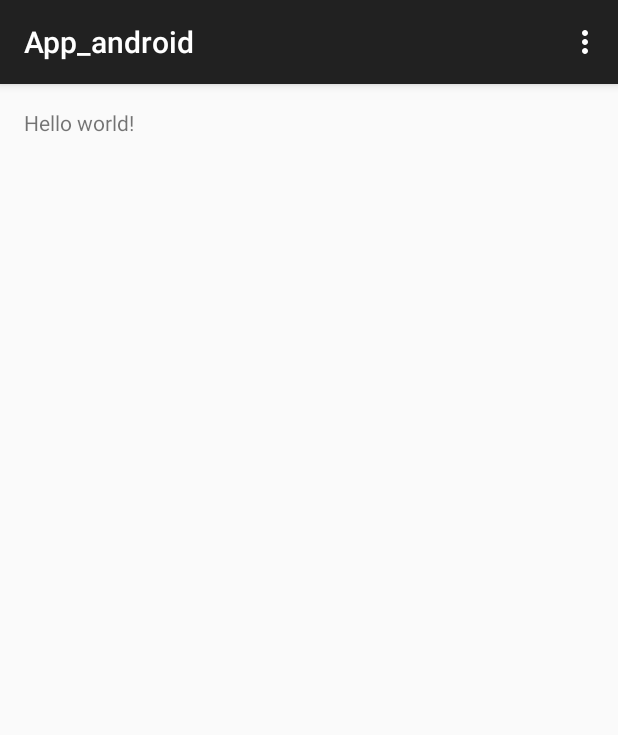
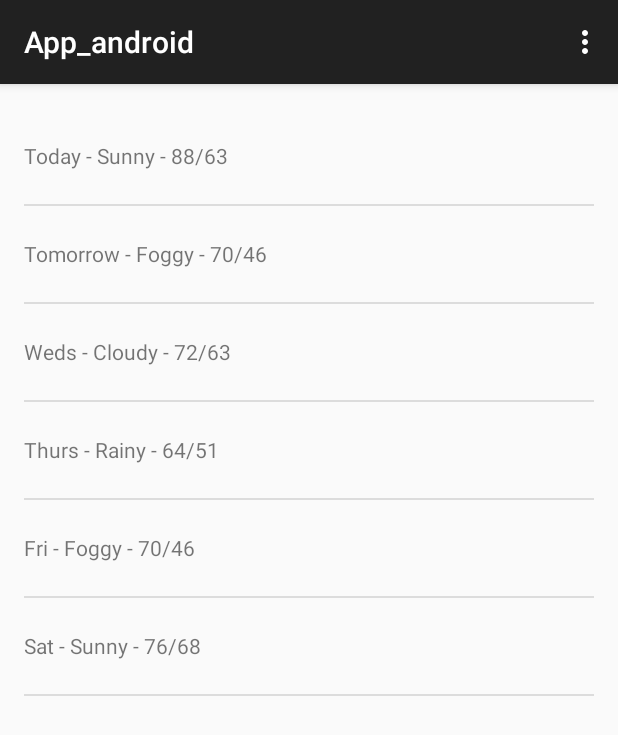
Before and after one commit to CALenterprises/App_android, an Android app: the screen it shows after launch (MainActivity), on a phone screen of 412 x 824 dp. Shown: the top 735 px of the screen. Run offline under Robolectric (Android 15) with nearby library versions, the phone set to English and light mode, and no system bars.

Commit message:
Fake listview weather forecast

```diff
--- a/app/src/main/java/com/example/lin/app_android/MainActivity.java
+++ b/app/src/main/java/com/example/lin/app_android/MainActivity.java
@@ -10,7 +10,11 @@ import android.view.MenuItem;
 import android.view.View;
 import android.view.ViewGroup;
 import android.os.Build;
+import android.widget.ArrayAdapter;
+import android.widget.ListView;
 
+import java.util.ArrayList;
+import java.util.List;
 
 
 public class MainActivity extends ActionBarActivity {
@@ -51,13 +55,30 @@ public class MainActivity extends ActionBarActivity {
      */
     public static class PlaceholderFragment extends Fragment {
 
+        private ArrayAdapter<String> adapter;
+
         public PlaceholderFragment() {
         }
 
         @Override
         public View onCreateView(LayoutInflater inflater, ViewGroup container,
-                Bundle savedInstanceState) {
+                                 Bundle savedInstanceState) {
             View rootView = inflater.inflate(R.layout.fragment_main, container, false);
+
+            ArrayList forecast = new ArrayList();
+            forecast.add("Today - Sunny - 88/63");
+            forecast.add("Tomorrow - Foggy - 70/46");
+            forecast.add("Weds - Cloudy - 72/63");
+            forecast.add("Thurs - Rainy - 64/51");
+            forecast.add("Fri - Foggy - 70/46");
+            forecast.add("Sat - Sunny - 76/68");
+
+            adapter = new ArrayAdapter<String>(getActivity(),
+                                               R.layout.list_item_forecast,
+                                               R.id.list_item_forecast_textview,
+                                               forecast);
+            ListView listView = (ListView) rootView.findViewById(R.id.listview_forecast);
+            listView.setAdapter(adapter);
             return rootView;
         }
     }
--- a/app/src/main/res/layout/fragment_main.xml
+++ b/app/src/main/res/layout/fragment_main.xml
@@ -1,4 +1,4 @@
-<RelativeLayout xmlns:android="http://schemas.android.com/apk/res/android"
+<FrameLayout xmlns:android="http://schemas.android.com/apk/res/android"
     xmlns:tools="http://schemas.android.com/tools"
     android:layout_width="match_parent"
     android:layout_height="match_parent"
@@ -8,9 +8,9 @@
     android:paddingBottom="@dimen/activity_vertical_margin"
     tools:context=".MainActivity$PlaceholderFragment">
 
-    <TextView
-        android:text="@string/hello_world"
-        android:layout_width="wrap_content"
-        android:layout_height="wrap_content" />
+    <ListView
+        android:id="@+id/listview_forecast"
+        android:layout_width="match_parent"
+        android:layout_height="match_parent" />
 
-</RelativeLayout>
+</FrameLayout>
--- /dev/null
+++ b/app/src/main/res/layout/list_item_forecast.xml
@@ -0,0 +1,8 @@
+<?xml version="1.0" encoding="utf-8"?>
+
+<TextView xmlns:android="http://schemas.android.com/apk/res/android"
+          android:id="@+id/list_item_forecast_textview"
+          android:layout_width="match_parent"
+          android:layout_height="wrap_content"
+          android:minHeight="?android:attr/listPreferredItemHeight"
+          android:gravity="center_vertical" />
```
Also changed, not shown: app/src/main/ic_launcher-web.png (added), app/src/main/res/drawable-hdpi/ic_launcher.png, app/src/main/res/drawable-mdpi/ic_launcher.png, app/src/main/res/drawable-xhdpi/ic_launcher.png, app/src/main/res/drawable-xxhdpi/ic_launcher.png.
